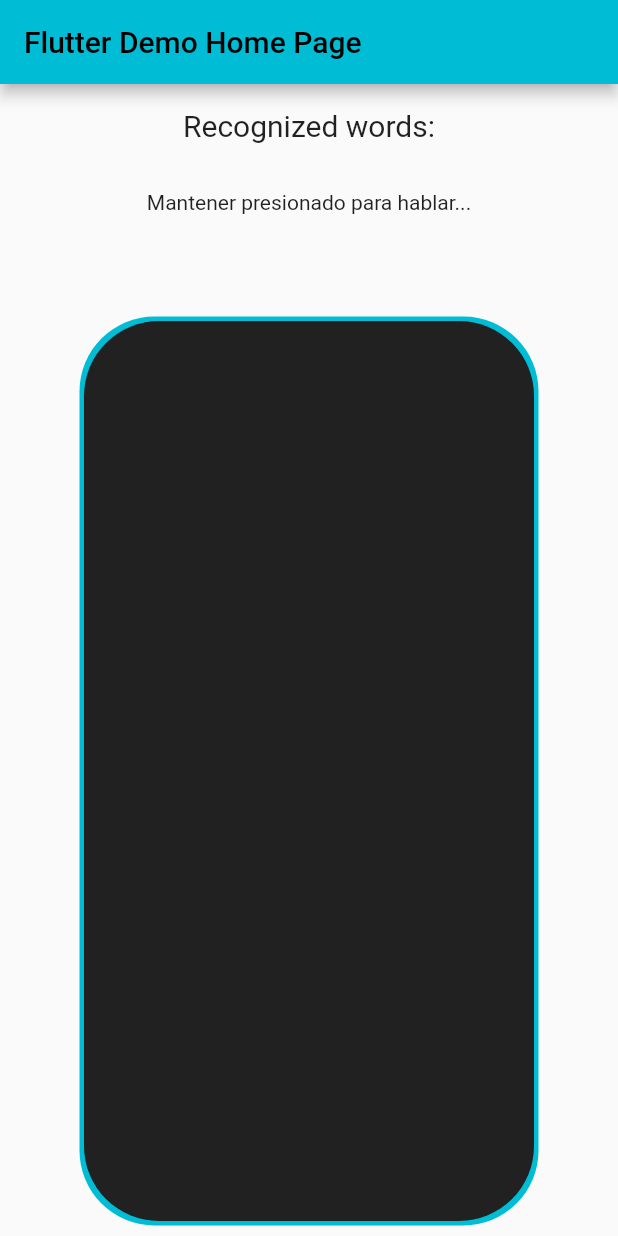
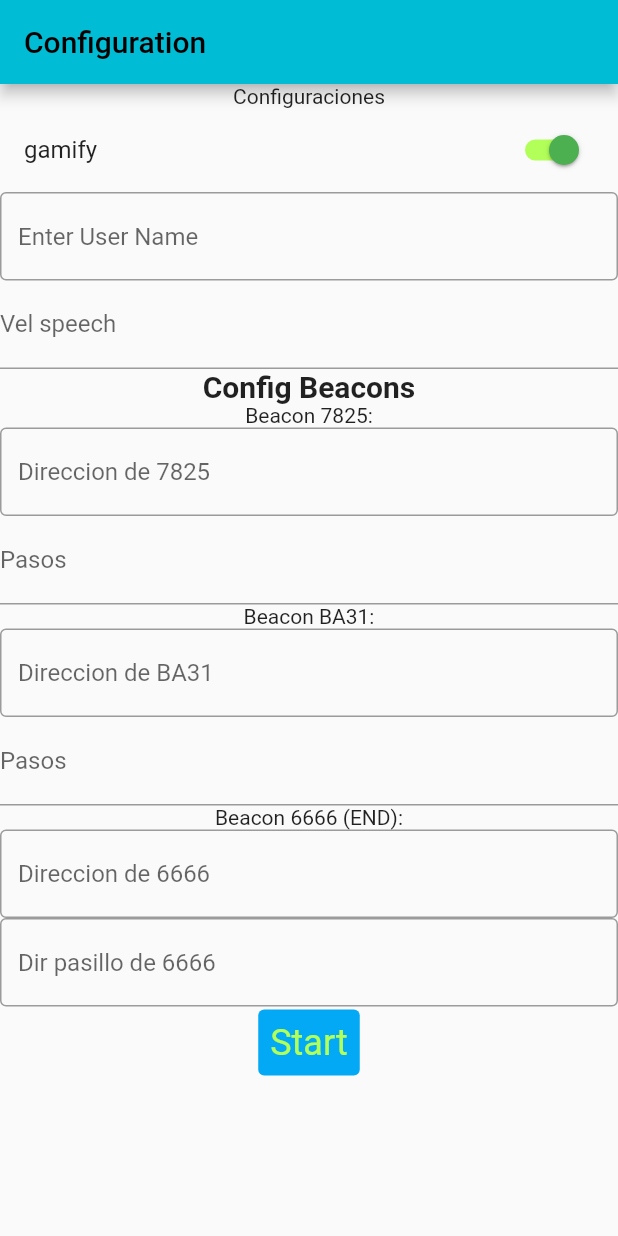
Before and after one commit to scarlos723/beacon-test, a Flutter app: the screen it shows after launch, on a phone screen of 412 x 824 dp. Run offline on Flutter 3.47's test engine with Material 2 defaults, Android fonts, the phone set to English and light mode, and no system bars; our stand-ins replace flutter_tts, speech_to_text; missing offline and left inert: flutter_beacon, nfc_manager.

Commit message:
update, add configuration page

```diff
--- a/lib/main.dart
+++ b/lib/main.dart
@@ -1,5 +1,4 @@
-import 'package:beacon_test/pages/beacons_page.dart';
-import 'package:beacon_test/pages/speech_page.dart';
+import 'package:beacon_test/pages/configurations.dart';
 import 'package:flutter/material.dart';
 
 void main() {
@@ -26,7 +25,7 @@ class MyApp extends StatelessWidget {
         // is not restarted.
         primarySwatch: Colors.cyan,
       ),
-      home: const SpeechPage(title: 'Flutter Demo Home Page'),
+      home: const ConfigurationPage(title: 'Configurations'),
       // initialRoute: '/',
       // routes: <String, WidgetBuilder>{
       //   '/': (BuildContext context) => const SpeechPage(
--- /dev/null
+++ b/lib/pages/configurations.dart
@@ -0,0 +1,187 @@
+import 'package:beacon_test/pages/speech_page.dart';
+import 'package:flutter/material.dart';
+
+class ConfigurationPage extends StatefulWidget {
+  const ConfigurationPage({Key? key, required this.title}) : super(key: key);
+
+  final String title;
+
+  @override
+  State<ConfigurationPage> createState() => _ConfigurationPageState();
+}
+
+class _ConfigurationPageState extends State<ConfigurationPage> {
+  // Speach States
+  bool gamify = true;
+  String nombre = "Custom";
+  String speechVel = "0.5";
+
+  String dir7825 = "";
+  String pasos7825 = "";
+
+  String dir6666 = "";
+  String pasillo6666 = "";
+
+  String dirBA31 = "";
+  String pasosBA31 = "";
+  @override
+  Widget build(BuildContext context) {
+    return Scaffold(
+        appBar: AppBar(
+          title: const Text("Configuration"),
+        ),
+        body: SingleChildScrollView(
+            child: Column(
+          children: <Widget>[
+            const Text("Configuraciones"),
+            SwitchListTile(
+              title: const Text("gamify"),
+              value: gamify,
+              onChanged: (value) {
+                setState(() {
+                  gamify = value;
+                });
+              },
+              activeTrackColor: Colors.lightGreenAccent,
+              activeColor: Colors.green,
+            ),
+            TextField(
+              onChanged: (value) {
+                setState(() {
+                  nombre = value;
+                });
+              },
+              decoration: const InputDecoration(
+                border: OutlineInputBorder(),
+                hintText: 'Enter User Name',
+              ),
+            ),
+            TextField(
+              keyboardType: TextInputType.number,
+              onChanged: (value) {
+                setState(() {
+                  speechVel = value;
+                });
+              },
+              decoration: const InputDecoration(
+                label: Text("Vel speech"),
+                hintText: 'Enter value from 0 to 1',
+              ),
+            ),
+            const Text("Config Beacons",
+                textAlign: TextAlign.center,
+                overflow: TextOverflow.ellipsis,
+                style: TextStyle(fontWeight: FontWeight.bold, fontSize: 20)),
+            const Text("Beacon 7825:"),
+            TextField(
+              onChanged: (value) {
+                setState(() {
+                  dir7825 = value;
+                });
+              },
+              decoration: const InputDecoration(
+                border: OutlineInputBorder(),
+                hintText: 'Direccion de 7825',
+              ),
+            ),
+            TextField(
+              keyboardType: TextInputType.number,
+              onChanged: (value) {
+                setState(() {
+                  pasos7825 = value;
+                });
+              },
+              decoration: const InputDecoration(
+                label: Text("Pasos"),
+                hintText: 'Numero de pasos',
+              ),
+            ),
+            const Text("Beacon BA31:"),
+            TextField(
+              onChanged: (value) {
+                setState(() {
+                  dirBA31 = value;
+                });
+              },
+              decoration: const InputDecoration(
+                border: OutlineInputBorder(),
+                hintText: 'Direccion de BA31',
+              ),
+            ),
+            TextField(
+              keyboardType: TextInputType.number,
+              onChanged: (value) {
+                setState(() {
+                  pasosBA31 = value;
+                });
+              },
+              decoration: const InputDecoration(
+                label: Text("Pasos"),
+                hintText: 'Numero de pasos',
+              ),
+            ),
+            const Text("Beacon 6666 (END):"),
+            TextField(
+              onChanged: (value) {
+                setState(() {
+                  dir6666 = value;
+                });
+              },
+              decoration: const InputDecoration(
+                border: OutlineInputBorder(),
+                hintText: 'Direccion de 6666',
+              ),
+            ),
+            TextField(
+              onChanged: (value) {
+                setState(() {
+                  pasillo6666 = value;
+                });
+              },
+              decoration: const InputDecoration(
+                border: OutlineInputBorder(),
+                hintText: 'Dir pasillo de 6666',
+              ),
+            ),
+            TextButton(
+              style: TextButton.styleFrom(
+                  textStyle: const TextStyle(fontSize: 24),
+                  backgroundColor: Colors.lightBlue),
+              onPressed: () {
+                _showSpeechPage(context);
+              },
+              child: const Text('Start',
+                  style: TextStyle(color: Colors.lightGreenAccent)),
+            ),
+          ],
+        )));
+  }
+
+  @override
+  void initState() {
+    super.initState(); // inicializa los estados
+  }
+
+  @override
+  void dispose() {
+    super.dispose();
+  }
+
+  void _showSpeechPage(BuildContext context) {
+    Navigator.push(
+        context,
+        MaterialPageRoute(
+            builder: (BuildContext context) => SpeechPage(
+                title: 'Speech',
+                gamify: gamify,
+                nombre: nombre,
+                rateSpeech: speechVel,
+                dir7825: dir7825,
+                pasos7825: pasos7825,
+                dir6666: dir6666,
+                pasillo6666: pasillo6666,
+                dirBA31: dirBA31,
+                pasosBA31: pasosBA31)));
+    // Navigator.pushNamed(context, 'beacons', arguments: _lastWords );
+  }
+}
```
Also changed, not shown: lib/pages/beacons_page.dart (+84 -11 lines), lib/pages/nfc_page.dart (+45 -38 lines), lib/pages/speech_page.dart (+47 -8 lines).
